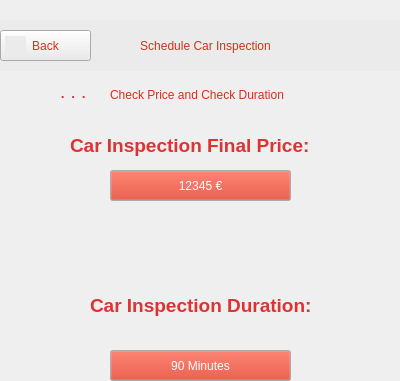
This is src/ui/qt_ui/car_inspection_4.ui in st1069364/CarBazaar as Qt 5 draws it before an edit; both pictures show x 0 to 400 and y 0 to 381 of the 400 by 881 pixel window. The edited form follows.
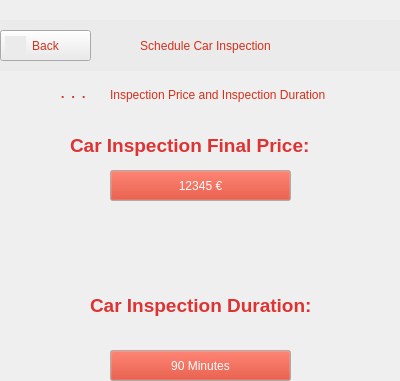
This is the edited form. Icons and pictures are not drawn.

Commit message: Minor changes to .ui files of screens #2 and #4 of 'Schedule Car Inspection'

Patch:
```diff
--- a/src/ui/qt_ui/car_inspection_4.ui
+++ b/src/ui/qt_ui/car_inspection_4.ui
@@ -19,12 +19,12 @@
      <rect>
       <x>110</x>
       <y>85</y>
-      <width>241</width>
+      <width>281</width>
       <height>21</height>
      </rect>
     </property>
     <property name="text">
-     <string>&lt;html&gt;&lt;head/&gt;&lt;body&gt;&lt;p&gt;&lt;span style=&quot; color:#d3311b;&quot;&gt;Check Price and Check Duration&lt;/span&gt;&lt;/p&gt;&lt;/body&gt;&lt;/html&gt;</string>
+     <string>&lt;html&gt;&lt;head/&gt;&lt;body&gt;&lt;p&gt;&lt;span style=&quot; color:#d3311b;&quot;&gt;Inspection Price and Inspection Duration&lt;/span&gt;&lt;/p&gt;&lt;/body&gt;&lt;/html&gt;</string>
     </property>
    </widget>
    <widget class="QLabel" name="label_7">
@@ -56,7 +56,7 @@
      <rect>
       <x>90</x>
       <y>290</y>
-      <width>231</width>
+      <width>251</width>
       <height>31</height>
      </rect>
     </property>
```
Left out of the diff: 2 changed lines with no effect on the pictures. The commit also changes 1 other file.
